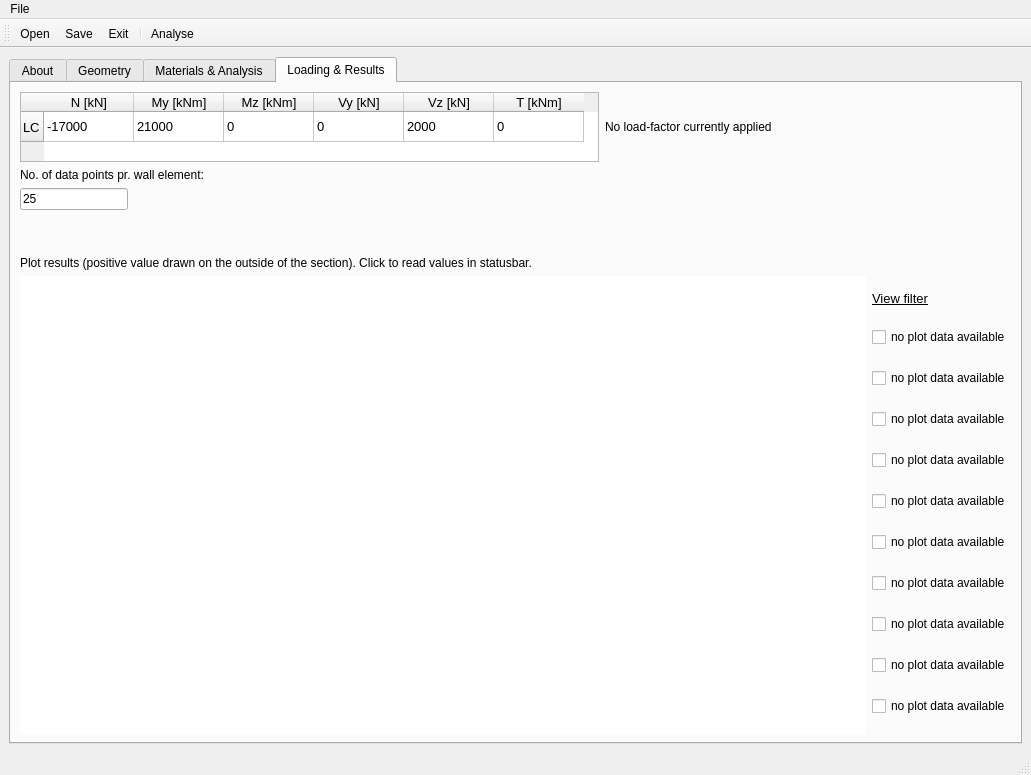
Before: the Qt Designer form HollowRC/hollow_window.ui in Kleissl/HollowRC, drawn with Qt 5.
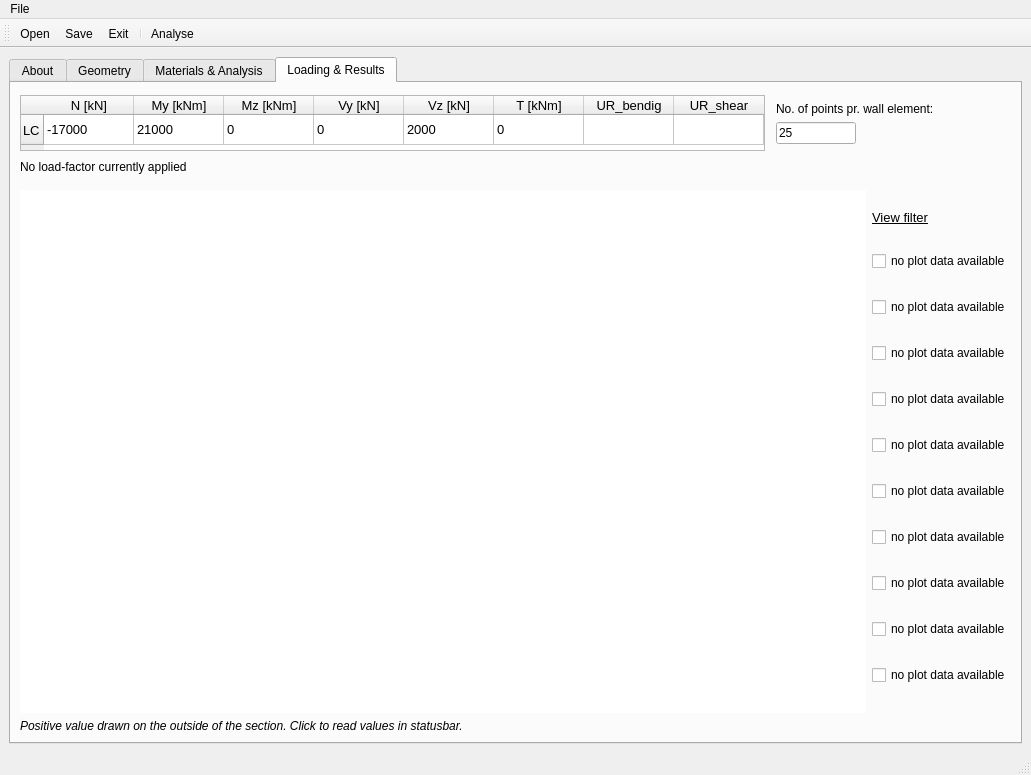
After: the same form once the commit is applied. The open tabs and pages were chosen to show the change. Icons and pictures are not drawn. Custom widgets are drawn as their Qt base class.

Commit message: gui design, SF table class+size+UR cells, "&&" bug

The edit to the form file:
```diff
--- a/HollowRC/hollow_window.ui
+++ b/HollowRC/hollow_window.ui
@@ -1266,11 +1266,26 @@
                   <verstretch>0</verstretch>
                  </sizepolicy>
                 </property>
+                <property name="minimumSize">
+                 <size>
+                  <width>500</width>
+                  <height>0</height>
+                 </size>
+                </property>
+                <property name="maximumSize">
+                 <size>
+                  <width>745</width>
+                  <height>56</height>
+                 </size>
+                </property>
                 <property name="font">
                  <font>
                   <pointsize>10</pointsize>
                  </font>
                 </property>
+                <property name="horizontalScrollBarPolicy">
+                 <enum>Qt::ScrollBarAlwaysOff</enum>
+                </property>
                 <property name="sizeAdjustPolicy">
                  <enum>QAbstractScrollArea::AdjustToContents</enum>
                 </property>
@@ -1312,6 +1327,16 @@
                   <string>T [kNm]</string>
                  </property>
                 </column>
+                <column>
+                 <property name="text">
+                  <string>UR_bendig</string>
+                 </property>
+                </column>
+                <column>
+                 <property name="text">
+                  <string>UR_shear</string>
+                 </property>
+                </column>
                 <item row="0" column="0">
                  <property name="text">
                   <string>-17000</string>
@@ -1345,16 +1370,98 @@
                </widget>
               </item>
               <item>
-               <widget class="QLabel" name="load_fac_label">
-                <property name="font">
-                 <font>
-                  <pointsize>9</pointsize>
-                 </font>
+               <spacer name="horizontalSpacer_7">
+                <property name="orientation">
+                 <enum>Qt::Horizontal</enum>
                 </property>
-                <property name="text">
-                 <string>No load-factor currently applied</string>
+                <property name="sizeType">
+                 <enum>QSizePolicy::Preferred</enum>
                 </property>
-               </widget>
+                <property name="sizeHint" stdset="0">
+                 <size>
+                  <width>5</width>
+                  <height>20</height>
+                 </size>
+                </property>
+               </spacer>
+              </item>
+              <item>
+               <layout class="QVBoxLayout" name="verticalLayout_3">
+                <property name="spacing">
+                 <number>6</number>
+                </property>
+                <property name="sizeConstraint">
+                 <enum>QLayout::SetDefaultConstraint</enum>
+                </property>
+                <item>
+                 <spacer name="verticalSpacer_8">
+                  <property name="orientation">
+                   <enum>Qt::Vertical</enum>
+                  </property>
+                  <property name="sizeType">
+                   <enum>QSizePolicy::Minimum</enum>
+                  </property>
+                  <property name="sizeHint" stdset="0">
+                   <size>
+                    <width>10</width>
+                    <height>10</height>
+                   </size>
+                  </property>
+                 </spacer>
+                </item>
+                <item>
+                 <widget class="QLabel" name="label_5">
+                  <property name="font">
+                   <font>
+                    <pointsize>9</pointsize>
+                   </font>
+                  </property>
+                  <property name="text">
+                   <string>No. of points pr. wall element:</string>
+                  </property>
+                 </widget>
+                </item>
+                <item>
+                 <widget class="QLineEdit" name="lineEdit_wallNodeN">
+                  <property name="sizePolicy">
+                   <sizepolicy hsizetype="Fixed" vsizetype="Fixed">
+                    <horstretch>0</horstretch>
+                    <verstretch>0</verstretch>
+                   </sizepolicy>
+                  </property>
+                  <property name="maximumSize">
+                   <size>
+                    <width>80</width>
+                    <height>16777215</height>
+                   </size>
+                  </property>
+                  <property name="font">
+                   <font>
+                    <pointsize>9</pointsize>
+                   </font>
+                  </property>
+                  <property name="text">
+                   <string>25</string>
+                  </property>
+                 </widget>
+                </item>
+                <item>
+                 <spacer name="verticalSpacer_7">
+                  <property name="orientation">
+                   <enum>Qt::Vertical</enum>
+                  </property>
+                  <property name="sizeType">
+                   <enum>QSizePolicy::Minimum</enum>
+                  </property>
+                  <property name="sizeHint" stdset="0">
+                   <size>
+                    <width>10</width>
+                    <height>10</height>
+                   </size>
+                  </property>
+                 </spacer>
+                </item>
+               </layout>
               </item>
               <item>
                <spacer name="horizontalSpacer_4">
@@ -1363,7 +1470,7 @@
                 </property>
                 <property name="sizeHint" stdset="0">
                  <size>
-                  <width>40</width>
+                  <width>5</width>
                   <height>20</height>
                  </size>
                 </property>
@@ -1372,32 +1479,14 @@
              </layout>
             </item>
             <item>
-             <widget class="QLabel" name="label_5">
+             <widget class="QLabel" name="load_fac_label">
               <property name="font">
                <font>
                 <pointsize>9</pointsize>
                </font>
               </property>
               <property name="text">
-               <string>No. of data points pr. wall element:</string>
-              </property>
-             </widget>
-            </item>
-            <item>
-             <widget class="QLineEdit" name="lineEdit_wallNodeN">
-              <property name="sizePolicy">
-               <sizepolicy hsizetype="Fixed" vsizetype="Fixed">
-                <horstretch>0</horstretch>
-                <verstretch>0</verstretch>
-               </sizepolicy>
-              </property>
-              <property name="font">
-               <font>
-                <pointsize>9</pointsize>
-               </font>
-              </property>
-              <property name="text">
-               <string>25</string>
+               <string>No load-factor currently applied</string>
               </property>
              </widget>
             </item>
@@ -1412,23 +1501,11 @@
               <property name="sizeHint" stdset="0">
                <size>
                 <width>20</width>
-                <height>40</height>
+                <height>10</height>
                </size>
               </property>
              </spacer>
             </item>
-            <item>
-             <widget class="QLabel" name="label_16">
-              <property name="font">
-               <font>
-                <pointsize>9</pointsize>
-               </font>
-              </property>
-              <property name="text">
-               <string>Plot results (positive value drawn on the outside of the section). Click to read values in statusbar.</string>
-              </property>
-             </widget>
-            </item>
             <item>
              <layout class="QHBoxLayout" name="horizontalLayout_4">
               <item>
@@ -1542,6 +1619,19 @@
               </item>
              </layout>
             </item>
+            <item>
+             <widget class="QLabel" name="label_16">
+              <property name="font">
+               <font>
+                <pointsize>9</pointsize>
+                <italic>true</italic>
+               </font>
+              </property>
+              <property name="text">
+               <string>Positive value drawn on the outside of the section. Click to read values in statusbar.</string>
+              </property>
+             </widget>
+            </item>
            </layout>
           </item>
          </layout>
```
Left out of the diff: 36 changed lines with no effect on the pictures. The commit also changes 3 other files.
